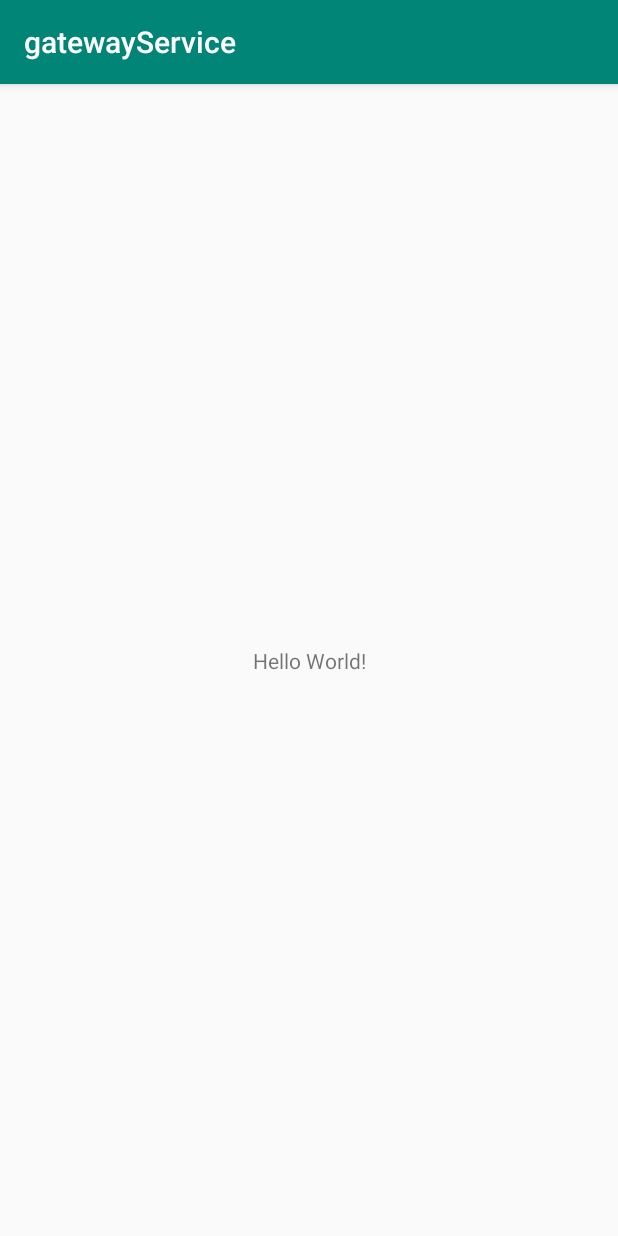
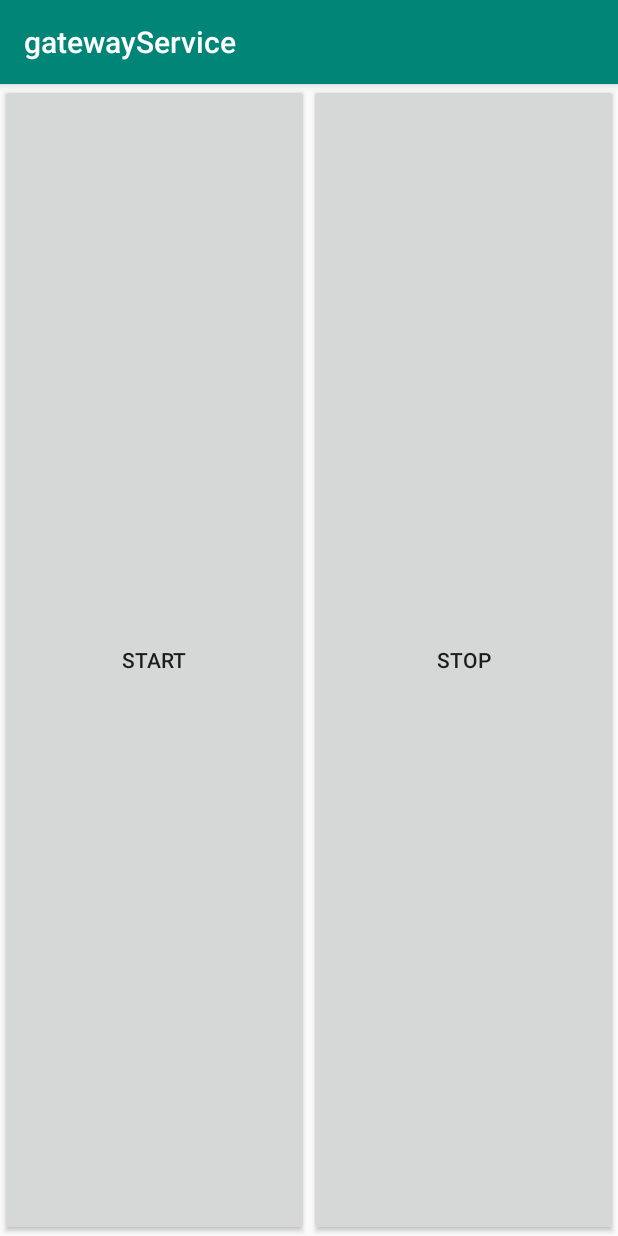
Before and after one commit to lvntyldz/iot-ignite-smart-home, an Android app: the screen it shows after launch (MainActivity), on a phone screen of 412 x 824 dp. Run offline under Robolectric (Android 15) with nearby library versions, the phone set to English and light mode, and no system bars.

Commit message:
Add Sample Android Service To gatewayService App

```diff
--- a/gateway/gatewayService/app/src/main/AndroidManifest.xml
+++ b/gateway/gatewayService/app/src/main/AndroidManifest.xml
@@ -16,6 +16,7 @@
                 <category android:name="android.intent.category.LAUNCHER" />
             </intent-filter>
         </activity>
+        <service android:name=".NodeGatewayService" />
     </application>
 
 </manifest>
--- a/gateway/gatewayService/app/src/main/java/com/example/gatewayservice/MainActivity.java
+++ b/gateway/gatewayService/app/src/main/java/com/example/gatewayservice/MainActivity.java
@@ -1,13 +1,36 @@
 package com.example.gatewayservice;
 
+import android.content.Intent;
 import android.support.v7.app.AppCompatActivity;
 import android.os.Bundle;
+import android.view.View;
+import android.widget.Button;
 
 public class MainActivity extends AppCompatActivity {
+
+    private Button buttonStart;
+    private Button buttonStop;
 
     @Override
     protected void onCreate(Bundle savedInstanceState) {
         super.onCreate(savedInstanceState);
         setContentView(R.layout.activity_main);
+
+        buttonStart = findViewById(R.id.button);
+        buttonStop = findViewById(R.id.button2);
+
+        buttonStart.setOnClickListener(new View.OnClickListener() {
+            @Override
+            public void onClick(View view) {
+                startService(new Intent(MainActivity.this, NodeGatewayService.class));
+            }
+        });
+
+        buttonStop.setOnClickListener(new View.OnClickListener() {
+            @Override
+            public void onClick(View view) {
+                stopService(new Intent(MainActivity.this, NodeGatewayService.class));
+            }
+        });
     }
 }
--- /dev/null
+++ b/gateway/gatewayService/app/src/main/java/com/example/gatewayservice/NodeGatewayService.java
@@ -0,0 +1,26 @@
+package com.example.gatewayservice;
+
+import android.app.Service;
+import android.content.Intent;
+import android.os.IBinder;
+import android.support.annotation.Nullable;
+import android.widget.Toast;
+
+public class NodeGatewayService extends Service {
+
+    @Nullable
+    @Override
+    public IBinder onBind(Intent intent) {
+        return null;
+    }
+
+    @Override
+    public void onCreate() {
+        Toast.makeText(this, "service started...", Toast.LENGTH_SHORT).show();
+    }
+
+    @Override
+    public void onDestroy() {
+        Toast.makeText(this, "service stopped...", Toast.LENGTH_SHORT).show();
+    }
+}
--- a/gateway/gatewayService/app/src/main/res/layout/activity_main.xml
+++ b/gateway/gatewayService/app/src/main/res/layout/activity_main.xml
@@ -6,13 +6,33 @@
     android:layout_height="match_parent"
     tools:context=".MainActivity">
 
-    <TextView
-        android:layout_width="wrap_content"
-        android:layout_height="wrap_content"
-        android:text="Hello World!"
-        app:layout_constraintBottom_toBottomOf="parent"
-        app:layout_constraintLeft_toLeftOf="parent"
-        app:layout_constraintRight_toRightOf="parent"
-        app:layout_constraintTop_toTopOf="parent" />
+    <LinearLayout xmlns:android="http://schemas.android.com/apk/res/android"
+        android:layout_width="fill_parent"
+        android:layout_height="fill_parent"
+        android:orientation="vertical">
+
+        <LinearLayout
+            android:layout_width="fill_parent"
+            android:layout_height="0px"
+            android:layout_weight="0.5"
+            android:orientation="horizontal">
+
+            <Button
+                android:id="@+id/button"
+                android:layout_width="0px"
+                android:layout_height="fill_parent"
+                android:layout_weight="0.5"
+                android:text="START" />
+
+            <Button
+                android:id="@+id/button2"
+                android:layout_width="0px"
+                android:layout_height="fill_parent"
+                android:layout_weight="0.5"
+                android:text="STOP" />
+
+        </LinearLayout>
+
+    </LinearLayout>
 
 </android.support.constraint.ConstraintLayout>
```
